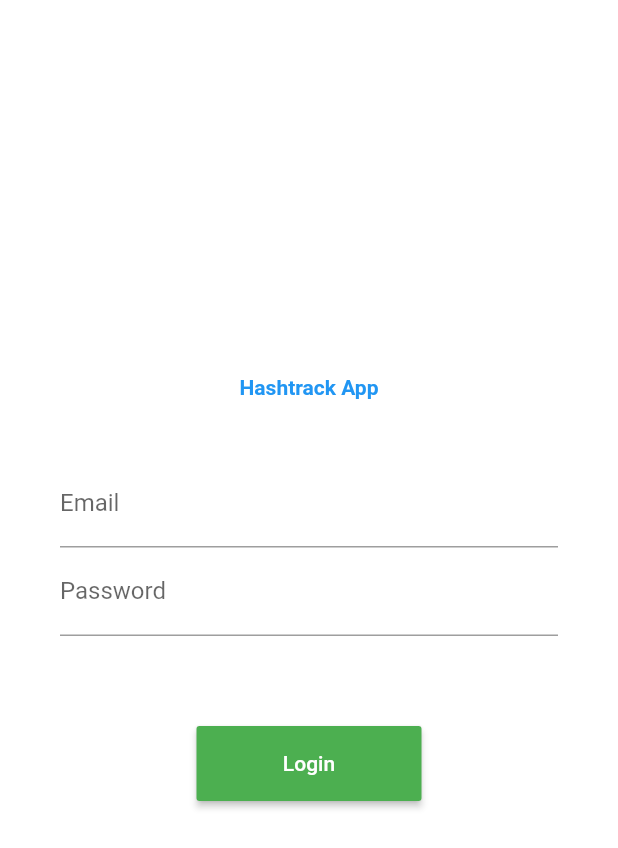
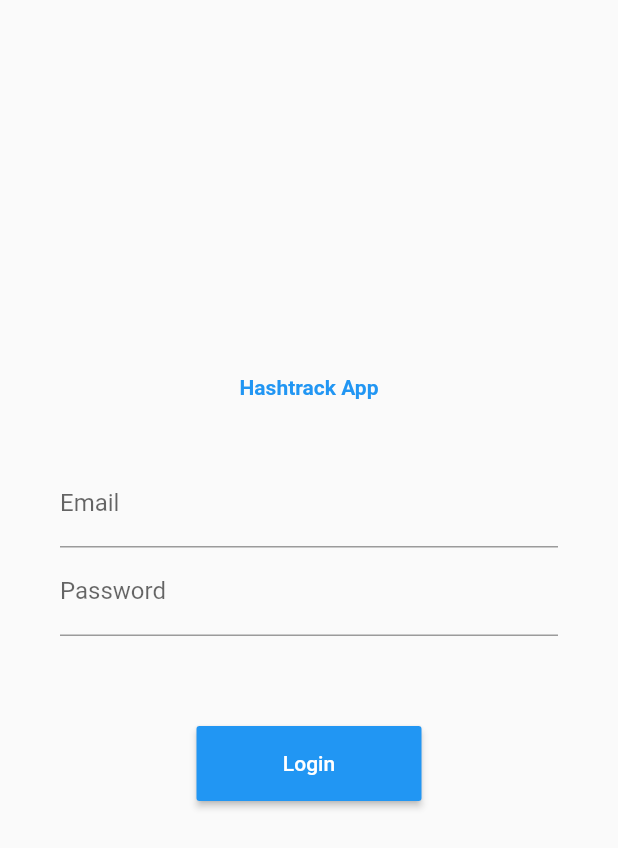
Before and after one commit to cuchi/hashtrack, a Flutter app: the screen it shows after launch, after a tap on "Login", on a phone screen of 412 x 824 dp. Shown: the top 848 px of the screen. Run offline on Flutter 3.47's test engine with Material 2 defaults, Android fonts, the light colour scheme and no system bars; our stand-ins replace bloc, equatable, flutter_bloc.

Commit message:
feat(mobile): learn and apply the bloc pattern

```diff
--- /dev/null
+++ b/mobile/lib/bloc/authentication/authentication_bloc.dart
@@ -0,0 +1,39 @@
+import 'dart:async';
+
+import 'package:hashtrack/bloc/authentication/authentication_event.dart';
+import 'package:hashtrack/bloc/authentication/authentication_state.dart';
+import 'package:bloc/bloc.dart';
+
+class AuthenticationBloc
+    extends Bloc<AuthenticationEvent, AuthenticationState> {
+
+  @override
+  AuthenticationState get initialState => AuthenticationUninitialized();
+
+  @override
+  Stream<AuthenticationState> mapEventToState(
+    AuthenticationEvent event,
+  ) async* {
+    if (event is AppStarted) {
+      await Future.delayed(Duration(seconds: 1));
+
+      if (false) {
+        yield AuthenticationAuthenticated();
+      } else {
+        yield AuthenticationUnauthenticated();
+      }
+    }
+
+    if (event is LoggedIn) {
+      yield AuthenticationLoading();
+      // await userRepository.persistToken(event.token);
+      yield AuthenticationAuthenticated();
+    }
+
+    if (event is LoggedOut) {
+      yield AuthenticationLoading();
+      // await userRepository.deleteToken();
+      yield AuthenticationUnauthenticated();
+    }
+  }
+}
--- /dev/null
+++ b/mobile/lib/bloc/authentication/authentication_event.dart
@@ -0,0 +1,25 @@
+import 'package:meta/meta.dart';
+import 'package:equatable/equatable.dart';
+
+abstract class AuthenticationEvent extends Equatable {
+  const AuthenticationEvent();
+
+  @override
+  List<Object> get props => [];
+}
+
+class AppStarted extends AuthenticationEvent {}
+
+class LoggedIn extends AuthenticationEvent {
+  const LoggedIn({@required this.token});
+
+  final String token;
+
+  @override
+  List<Object> get props => [token];
+
+  @override
+  String toString() => 'LoggedIn { token: $token }';
+}
+
+class LoggedOut extends AuthenticationEvent {}
--- /dev/null
+++ b/mobile/lib/bloc/authentication/authentication_state.dart
@@ -0,0 +1,11 @@
+import 'package:equatable/equatable.dart';
+
+abstract class AuthenticationState extends Equatable {
+  @override
+  List<Object> get props => [];
+}
+
+class AuthenticationUninitialized extends AuthenticationState {}
+class AuthenticationAuthenticated extends AuthenticationState {}
+class AuthenticationUnauthenticated extends AuthenticationState {}
+class AuthenticationLoading extends AuthenticationState {}
--- a/mobile/lib/main.dart
+++ b/mobile/lib/main.dart
@@ -1,87 +1,41 @@
 import 'package:flutter/material.dart';
+import 'package:flutter_bloc/flutter_bloc.dart';
+import 'package:hashtrack/bloc/authentication/authentication_bloc.dart';
+import 'package:hashtrack/bloc/authentication/authentication_event.dart';
+import 'package:hashtrack/bloc/authentication/authentication_state.dart';
+import 'package:hashtrack/ui/login.dart';
 
-void main() => runApp(MyApp());
+void main(){
 
-class MyApp extends StatelessWidget {
+  runApp(
+    BlocProvider<AuthenticationBloc>(
+      create: (context) {
+        return AuthenticationBloc()..add(AppStarted());
+      },
+      child: App()
+    )
+  );
+}
+
+class App extends StatelessWidget {
   @override
   Widget build(BuildContext context) {
     return MaterialApp(
       theme: ThemeData(primaryColor: Colors.blue),
-      home: LoginPage(),
+      home: BlocBuilder<AuthenticationBloc, AuthenticationState>(
+        builder: (context, state) {
+          if (state is AuthenticationAuthenticated) {
+            return Text('Logged in!');
+          }
+          if (state is AuthenticationUnauthenticated) {
+            return LoginPage();
+          }
+          if (state is AuthenticationLoading) {
+            return Text('Loading...');
+          }
+          return Text('Splash');
+        },
+      ),
     );
   }
 }
-
-class LoginPage extends StatefulWidget {
-  @override
-  State createState() => _LoginPageState();
-}
-
-class _LoginPageState extends State<LoginPage>
-    with SingleTickerProviderStateMixin {
-  AnimationController _iconAnimationController;
-
-  @override
-  void initState() {
-    super.initState();
-    _iconAnimationController =
-        AnimationController(vsync: this, duration: Duration(milliseconds: 500));
-    CurvedAnimation(
-      parent: _iconAnimationController,
-      curve: Curves.bounceOut,
-    ).addListener(() => setState(() {}));
-    _iconAnimationController.forward();
-  }
-
-  TextFormField _buildInput(String label, TextInputType type,
-          {bool obscure = false}) =>
-      TextFormField(
-          decoration: InputDecoration(labelText: label),
-          keyboardType: type,
-          obscureText: obscure);
-
-  MaterialButton _buildLoginButton() => MaterialButton(
-        height: 50.0,
-        minWidth: 150.0,
-        color: Colors.green,
-        splashColor: Colors.teal,
-        textColor: Colors.white,
-        child: Text('Login'),
-        onPressed: () {},
-      );
-
-  Form _buildLoginForm() => Form(
-        autovalidate: true,
-        child: Column(
-          mainAxisAlignment: MainAxisAlignment.start,
-          children: <Widget>[
-            _buildInput('Email', TextInputType.emailAddress),
-            _buildInput('Password', TextInputType.text, obscure: true),
-            Padding(
-              padding: const EdgeInsets.only(top: 60.0),
-            ),
-            _buildLoginButton()
-          ],
-        ),
-      );
-
-  @override
-  Widget build(BuildContext context) {
-    return Scaffold(
-      backgroundColor: Colors.white,
-      body: Stack(fit: StackFit.expand, children: <Widget>[
-        Column(
-          mainAxisAlignment: MainAxisAlignment.center,
-          children: <Widget>[
-            Text(
-              'Hashtrack App',
-              style: TextStyle(color: Colors.blue, fontWeight: FontWeight.bold),
-            ),
-            Container(
-                padding: const EdgeInsets.all(40.0), child: _buildLoginForm())
-          ],
-        ),
-      ]),
-    );
-  }
-}
--- /dev/null
+++ b/mobile/lib/ui/login.dart
@@ -0,0 +1,77 @@
+import 'dart:developer';
+
+import 'package:flutter/material.dart';
+
+class LoginPage extends StatefulWidget {
+  @override
+  State createState() => _LoginPageState();
+}
+
+class _LoginPageState extends State<LoginPage>
+    with SingleTickerProviderStateMixin {
+  AnimationController _iconAnimationController;
+
+  @override
+  void initState() {
+    super.initState();
+    _iconAnimationController =
+        AnimationController(vsync: this, duration: Duration(milliseconds: 500));
+    CurvedAnimation(
+      parent: _iconAnimationController,
+      curve: Curves.bounceOut,
+    ).addListener(() => setState(() {}));
+    _iconAnimationController.forward();
+  }
+
+  TextFormField _buildInput(String label, TextInputType type,
+          {bool obscure = false}) =>
+      TextFormField(
+          decoration: InputDecoration(labelText: label),
+          keyboardType: type,
+          obscureText: obscure);
+
+  MaterialButton _buildLoginButton() => MaterialButton(
+        height: 50.0,
+        minWidth: 150.0,
+        color: Colors.blue,
+        textColor: Colors.white,
+        child: Text('Login'),
+        onPressed: () {
+          log('Button pressed!');
+        },
+      );
+
+  Form _buildLoginForm() => Form(
+        autovalidate: true,
+        child: Column(
+          mainAxisAlignment: MainAxisAlignment.start,
+          children: <Widget>[
+            _buildInput('Email', TextInputType.emailAddress),
+            _buildInput('Password', TextInputType.text, obscure: true),
+            Padding(
+              padding: const EdgeInsets.only(top: 60.0),
+            ),
+            _buildLoginButton()
+          ],
+        ),
+      );
+
+  @override
+  Widget build(BuildContext context) {
+    return Scaffold(
+      body: Stack(fit: StackFit.expand, children: <Widget>[
+        Column(
+          mainAxisAlignment: MainAxisAlignment.center,
+          children: <Widget>[
+            Text(
+              'Hashtrack App',
+              style: TextStyle(color: Colors.blue, fontWeight: FontWeight.bold),
+            ),
+            Container(
+                padding: const EdgeInsets.all(40.0), child: _buildLoginForm())
+          ],
+        ),
+      ]),
+    );
+  }
+}
```
Also changed, not shown: mobile/pubspec.yaml (+3 -53 lines), mobile/pubspec.lock, 1 other file.
